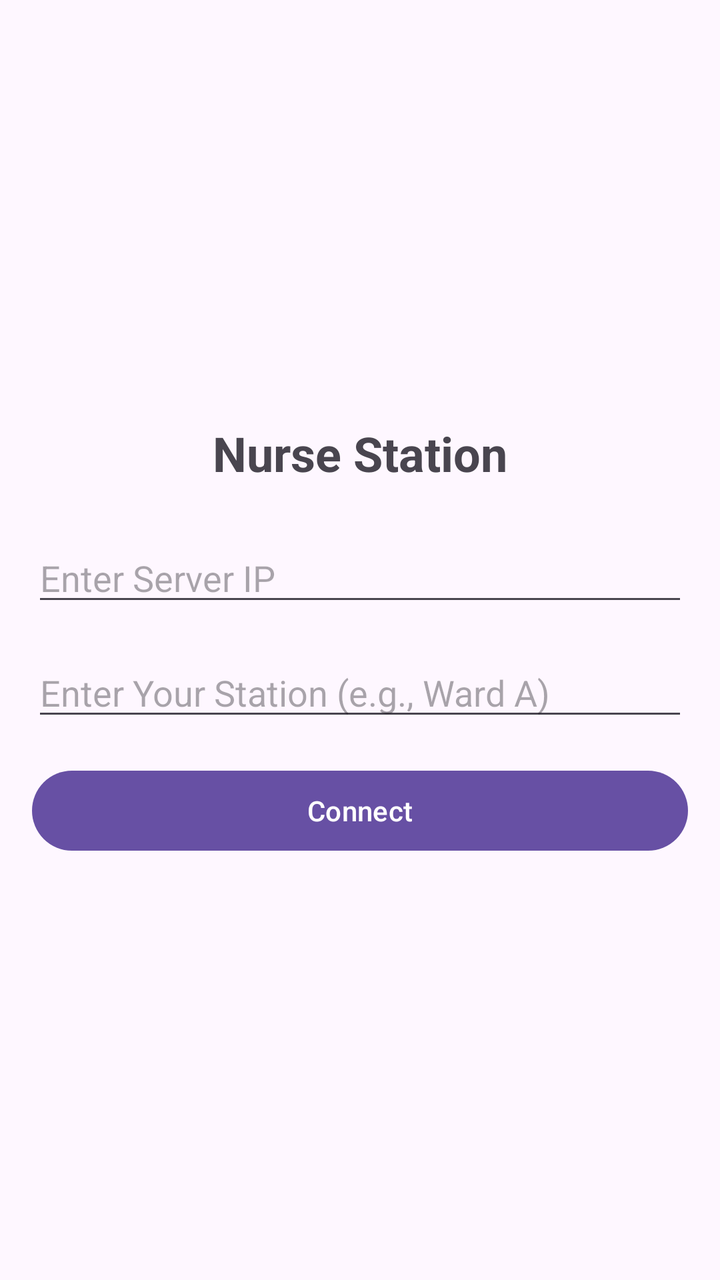
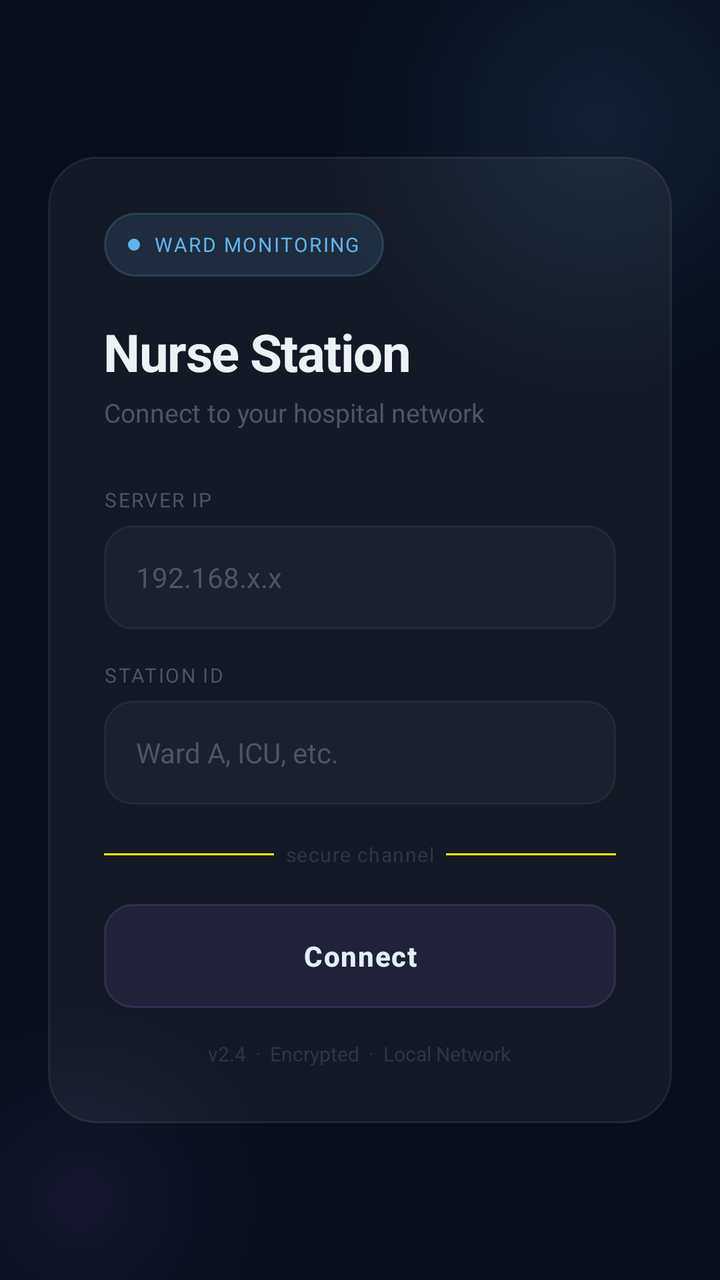

The first picture is an Android layout as it rendered before a commit; the second is the same layout after the commit. The layout source and the unified diff follow.
<!-- AndroidManifest.xml: application theme Theme.RoomCallingSystem -->
<!-- res/layout/activity_client.xml -->
<?xml version="1.0" encoding="utf-8"?>
<RelativeLayout xmlns:android="http://schemas.android.com/apk/res/android"
    android:layout_width="match_parent"
    android:layout_height="match_parent"
    android:padding="16dp">

    <LinearLayout
        android:id="@+id/layoutLogin"
        android:layout_width="match_parent"
        android:layout_height="wrap_content"
        android:orientation="vertical"
        android:layout_centerInParent="true"
        android:gravity="center_horizontal">

        <TextView
            android:layout_width="wrap_content"
            android:layout_height="wrap_content"
            android:text="Nurse Station"
            android:textSize="24sp"
            android:textStyle="bold"
            android:layout_marginBottom="24dp" />

        <EditText
            android:id="@+id/etServerIp"
            android:layout_width="match_parent"
            android:layout_height="wrap_content"
            android:hint="Enter Server IP"
            android:inputType="textUri"
            android:layout_marginBottom="16dp"/>

        <EditText
            android:id="@+id/etStationName"
            android:layout_width="match_parent"
            android:layout_height="wrap_content"
            android:hint="Enter Your Station (e.g., Ward A)"
            android:inputType="text"
            android:layout_marginBottom="16dp"/>

        <Button
            android:id="@+id/btnConnect"
            android:layout_width="match_parent"
            android:layout_height="wrap_content"
            android:text="Connect" />
    </LinearLayout>

    <LinearLayout
        android:id="@+id/layoutGrid"
        android:layout_width="match_parent"
        android:layout_height="match_parent"
        android:orientation="vertical"
        android:visibility="gone">

        <TextView
            android:layout_width="wrap_content"
            android:layout_height="wrap_content"
            android:text="Live Room Status"
            android:textSize="20sp"
            android:textStyle="bold"
            android:layout_marginBottom="16dp"/>

        <androidx.recyclerview.widget.RecyclerView
            android:id="@+id/recyclerViewRooms"
            android:layout_width="match_parent"
            android:layout_height="match_parent" />
    </LinearLayout>

</RelativeLayout>
<!-- resources referenced by this layout -->
<resources>
  <style name="Theme.RoomCallingSystem" parent="Base.Theme.RoomCallingSystem" />
  <style name="Base.Theme.RoomCallingSystem" parent="Theme.Material3.DayNight.NoActionBar">
          
          
      </style>
</resources>

<!-- the commit's change to res/layout/activity_client.xml (unified diff, before → after) -->
@@ -1,67 +1,275 @@
 <?xml version="1.0" encoding="utf-8"?>
-<RelativeLayout xmlns:android="http://schemas.android.com/apk/res/android"
+<RelativeLayout
+    xmlns:android="http://schemas.android.com/apk/res/android"
     android:layout_width="match_parent"
     android:layout_height="match_parent"
-    android:padding="16dp">
-
+    android:background="#070D1A">
+
+    
+    <View
+        android:layout_width="280dp"
+        android:layout_height="280dp"
+        android:layout_alignParentTop="true"
+        android:layout_alignParentEnd="true"
+        android:layout_marginTop="-80dp"
+        android:layout_marginEnd="-80dp"
+        android:background="@drawable/bg_orb_blue" />
+
+    
+    <View
+        android:layout_width="200dp"
+        android:layout_height="200dp"
+        android:layout_alignParentBottom="true"
+        android:layout_alignParentStart="true"
+        android:layout_marginBottom="-60dp"
+        android:layout_marginStart="-60dp"
+        android:background="@drawable/bg_orb_purple" />
+
+    
     <LinearLayout
         android:id="@+id/layoutLogin"
         android:layout_width="match_parent"
         android:layout_height="wrap_content"
+        android:layout_centerInParent="true"
         android:orientation="vertical"
-        android:layout_centerInParent="true"
-        android:gravity="center_horizontal">
-
-        <TextView
-            android:layout_width="wrap_content"
-            android:layout_height="wrap_content"
-            android:text="Nurse Station"
-            android:textSize="24sp"
-            android:textStyle="bold"
-            android:layout_marginBottom="24dp" />
-
-        <EditText
-            android:id="@+id/etServerIp"
+        android:gravity="center_horizontal"
+        android:paddingHorizontal="24dp">
+
+        
+        <LinearLayout
             android:layout_width="match_parent"
             android:layout_height="wrap_content"
-            android:hint="Enter Server IP"
-            android:inputType="textUri"
-            android:layout_marginBottom="16dp"/>
-
-        <EditText
-            android:id="@+id/etStationName"
-            android:layout_width="match_parent"
-            android:layout_height="wrap_content"
-            android:hint="Enter Your Station (e.g., Ward A)"
-            android:inputType="text"
-            android:layout_marginBottom="16dp"/>
-
-        <Button
-            android:id="@+id/btnConnect"
-            android:layout_width="match_parent"
-            android:layout_height="wrap_content"
-            android:text="Connect" />
+            android:orientation="vertical"
+            android:background="@drawable/bg_glass_card"
+            android:padding="28dp">
+
+            
+            <LinearLayout
+                android:layout_width="wrap_content"
+                android:layout_height="32dp"
+                android:orientation="horizontal"
+                android:gravity="center_vertical"
+                android:background="@drawable/bg_badge_blue"
+                android:paddingHorizontal="12dp"
+                android:paddingVertical="0dp"
+                android:layout_marginBottom="20dp">
+
+                <View
+                    android:layout_width="6dp"
+                    android:layout_height="6dp"
+                    android:background="@drawable/bg_dot_blue"
+                    android:layout_marginEnd="7dp" />
+
+                <TextView
+                    android:layout_width="wrap_content"
+                    android:layout_height="wrap_content"
+                    android:text="WARD MONITORING"
+                    android:textSize="10sp"
+                    android:textColor="#63B3ED"
+                    android:letterSpacing="0.08"
+                    android:textAllCaps="true" />
+            </LinearLayout>
+
+            
+            <TextView
+                android:layout_width="wrap_content"
+                android:layout_height="wrap_content"
+                android:text="Nurse Station"
+                android:textSize="26sp"
+                android:textStyle="bold"
+                android:textColor="#EDF2F7"
+                android:letterSpacing="-0.02"
+                android:layout_marginBottom="4dp" />
+
+            <TextView
+                android:layout_width="wrap_content"
+                android:layout_height="wrap_content"
+                android:text="Connect to your hospital network"
+                android:textSize="13sp"
+                android:textColor="#4A5568"
+                android:layout_marginBottom="28dp" />
+
+            
+            <TextView
+                android:layout_width="wrap_content"
+                android:layout_height="wrap_content"
+                android:text="SERVER IP"
+                android:textSize="10sp"
+                android:textColor="#4A5568"
+                android:letterSpacing="0.08"
+                android:textAllCaps="true"
+                android:layout_marginBottom="6dp" />
+
+            <EditText
+                android:id="@+id/etServerIp"
+                android:layout_width="match_parent"
+                android:layout_height="52dp"
+                android:hint="192.168.x.x"
+                android:inputType="textUri"
+                android:background="@drawable/bg_glass_field"
+                android:paddingHorizontal="16dp"
+                android:textColor="#EDF2F7"
+                android:textColorHint="#4A5568"
+                android:textSize="14sp"
+                android:layout_marginBottom="16dp" />
+
+            
+            <TextView
+                android:layout_width="wrap_content"
+                android:layout_height="wrap_content"
+                android:text="STATION ID"
+                android:textSize="10sp"
+                android:textColor="#4A5568"
+                android:letterSpacing="0.08"
+                android:textAllCaps="true"
+                android:layout_marginBottom="6dp" />
+
+            <EditText
+                android:id="@+id/etStationName"
+                android:layout_width="match_parent"
+                android:layout_height="52dp"
+                android:hint="Ward A, ICU, etc."
+                android:inputType="text"
+                android:background="@drawable/bg_glass_field"
+                android:paddingHorizontal="16dp"
+                android:textColor="#EDF2F7"
+                android:textColorHint="#4A5568"
+                android:textSize="14sp"
+                android:layout_marginBottom="4dp" />
+
+            
+            <LinearLayout
+                android:layout_width="match_parent"
+                android:layout_height="wrap_content"
+                android:orientation="horizontal"
+                android:gravity="center_vertical"
+                android:layout_marginTop="14dp"
+                android:layout_marginBottom="18dp">
+
+                <View
+                    android:layout_width="0dp"
+                    android:layout_height="1dp"
+                    android:layout_weight="1"
+                    android:background="#FFFFFF0F" />
+
+                <TextView
+                    android:layout_width="wrap_content"
+                    android:layout_height="wrap_content"
+                    android:text="  secure channel  "
+                    android:textSize="10sp"
+                    android:textColor="#2D3748"
+                    android:letterSpacing="0.05" />
+
+                <View
+                    android:layout_width="0dp"
+                    android:layout_height="1dp"
+                    android:layout_weight="1"
+                    android:background="#FFFFFF0F" />
+            </LinearLayout>
+
+            
+            <Button
+                android:id="@+id/btnConnect"
+                android:layout_width="match_parent"
+                android:layout_height="52dp"
+                android:text="Connect"
+                android:textColor="#E2F0FB"
+                android:textStyle="bold"
+                android:textSize="14sp"
+                android:letterSpacing="0.04"
+                android:background="@drawable/bg_btn_glass"
+                android:elevation="0dp" />
+
+            
+            <TextView
+                android:layout_width="wrap_content"
+                android:layout_height="wrap_content"
+                android:layout_gravity="center_horizontal"
+                android:text="v2.4  ·  Encrypted  ·  Local Network"
+                android:textSize="10sp"
+                android:textColor="#2D3748"
+                android:layout_marginTop="16dp" />
+
+        </LinearLayout>
     </LinearLayout>
 
+    
     <LinearLayout
         android:id="@+id/layoutGrid"
         android:layout_width="match_parent"
         android:layout_height="match_parent"
         android:orientation="vertical"
+        android:paddingHorizontal="20dp"
+        android:paddingTop="52dp"
         android:visibility="gone">
 
-        <TextView
-            android:layout_width="wrap_content"
+        
+        <LinearLayout
+            android:layout_width="match_parent"
             android:layout_height="wrap_content"
-            android:text="Live Room Status"
-            android:textSize="20sp"
-            android:textStyle="bold"
-            android:layout_marginBottom="16dp"/>
-
+            android:orientation="horizontal"
+            android:gravity="center_vertical"
+            android:layout_marginBottom="20dp">
+
+            <LinearLayout
+                android:layout_width="0dp"
+                android:layout_height="wrap_content"
+                android:layout_weight="1"
+                android:orientation="vertical">
+
+                <TextView
+                    android:layout_width="wrap_content"
+                    android:layout_height="wrap_content"
+                    android:text="MY STATION"
+                    android:textSize="10sp"
+                    android:textColor="#4A5568"
+                    android:letterSpacing="0.08"
+                    android:textAllCaps="true"
+                    android:layout_marginBottom="2dp" />
+
+                <TextView
+                    android:layout_width="wrap_content"
+                    android:layout_height="wrap_content"
+                    android:text="Live Status"
+                    android:textSize="22sp"
+                    android:textStyle="bold"
+                    android:textColor="#EDF2F7" />
+            </LinearLayout>
+
+            
+            <LinearLayout
+                android:layout_width="wrap_content"
+                android:layout_height="28dp"
+                android:orientation="horizontal"
+                android:gravity="center_vertical"
+                android:background="@drawable/bg_badge_blue"
+                android:paddingHorizontal="10dp">
+
+                <View
+                    android:layout_width="6dp"
+                    android:layout_height="6dp"
+                    android:background="@drawable/bg_dot_blue"
+                    android:layout_marginEnd="6dp" />
+
+                <TextView
+                    android:layout_width="wrap_content"
+                    android:layout_height="wrap_content"
+                    android:text="LIVE"
+                    android:textSize="10sp"
+                    android:textColor="#63B3ED"
+                    android:letterSpacing="0.1"
+                    android:textAllCaps="true" />
+            </LinearLayout>
+        </LinearLayout>
+
+        
         <androidx.recyclerview.widget.RecyclerView
             android:id="@+id/recyclerViewRooms"
             android:layout_width="match_parent"
-            android:layout_height="match_parent" />
+            android:layout_height="match_parent"
+            android:clipToPadding="false"
+            android:paddingBottom="24dp" />
+
     </LinearLayout>
 
 </RelativeLayout>
<!-- resource entries referenced after the edit -->
@@ -1,5 +1,59 @@
 <!-- resources referenced by this layout -->
 <resources>
+  <!-- drawable bg_badge_blue (drawable) -->
+  <?xml version="1.0" encoding="utf-8"?>
+  <shape xmlns:android="http://schemas.android.com/apk/res/android">
+      <solid android:color="#1F63B3ED" />
+      <stroke android:width="1dp" android:color="#3363B3ED" />
+      <corners android:radius="20dp" />
+  </shape>
+  <!-- drawable bg_btn_glass (drawable) -->
+  <?xml version="1.0" encoding="utf-8"?>
+  <shape xmlns:android="http://schemas.android.com/apk/res/android">
+      <solid android:color="#2663B3ED" />
+      <stroke android:width="1dp" android:color="#4D63B3ED" />
+      <corners android:radius="14dp" />
+  </shape>
+  <!-- drawable bg_dot_blue (drawable) -->
+  <?xml version="1.0" encoding="utf-8"?>
+  <shape xmlns:android="http://schemas.android.com/apk/res/android">
+      <solid android:color="#63B3ED" />
+      <corners android:radius="3dp" />
+  </shape>
+  <!-- drawable bg_glass_card (drawable) -->
+  <?xml version="1.0" encoding="utf-8"?>
+  <shape xmlns:android="http://schemas.android.com/apk/res/android">
+      <solid android:color="#0DFFFFFF" />
+      <stroke android:width="1dp" android:color="#14FFFFFF" />
+      <corners android:radius="24dp" />
+  </shape>
+  <!-- drawable bg_glass_field (drawable) -->
+  <?xml version="1.0" encoding="utf-8"?>
+  <shape xmlns:android="http://schemas.android.com/apk/res/android">
+      <solid android:color="#08FFFFFF" />
+      <stroke android:width="1dp" android:color="#0FFFFFFF" />
+      <corners android:radius="14dp" />
+  </shape>
+  <!-- drawable bg_orb_blue (drawable) -->
+  <?xml version="1.0" encoding="utf-8"?>
+  <shape xmlns:android="http://schemas.android.com/apk/res/android"
+      android:shape="oval">
+      <gradient
+          android:type="radial"
+          android:gradientRadius="50%"
+          android:startColor="#1E63B3ED"
+          android:endColor="#0063B3ED" />
+  </shape>
+  <!-- drawable bg_orb_purple (drawable) -->
+  <?xml version="1.0" encoding="utf-8"?>
+  <shape xmlns:android="http://schemas.android.com/apk/res/android"
+      android:shape="oval">
+      <gradient
+          android:type="radial"
+          android:gradientRadius="50%"
+          android:startColor="#1A9370DB"
+          android:endColor="#009370DB" />
+  </shape>
   <style name="Theme.RoomCallingSystem" parent="Base.Theme.RoomCallingSystem" />
   <style name="Base.Theme.RoomCallingSystem" parent="Theme.Material3.DayNight.NoActionBar">
           
